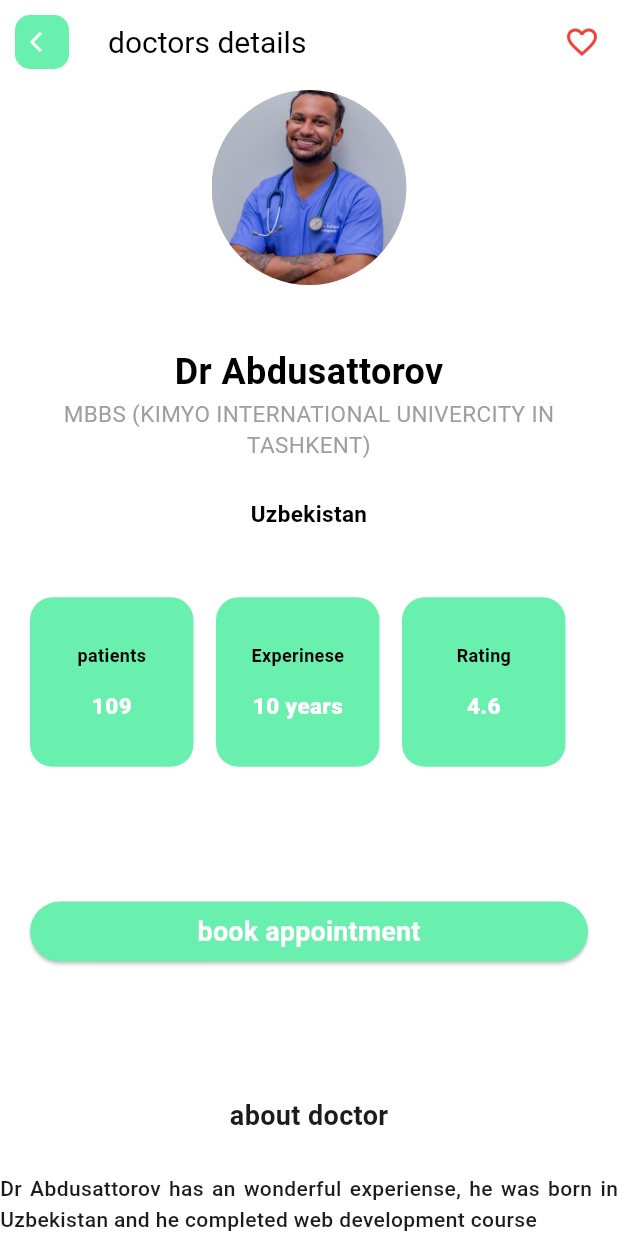
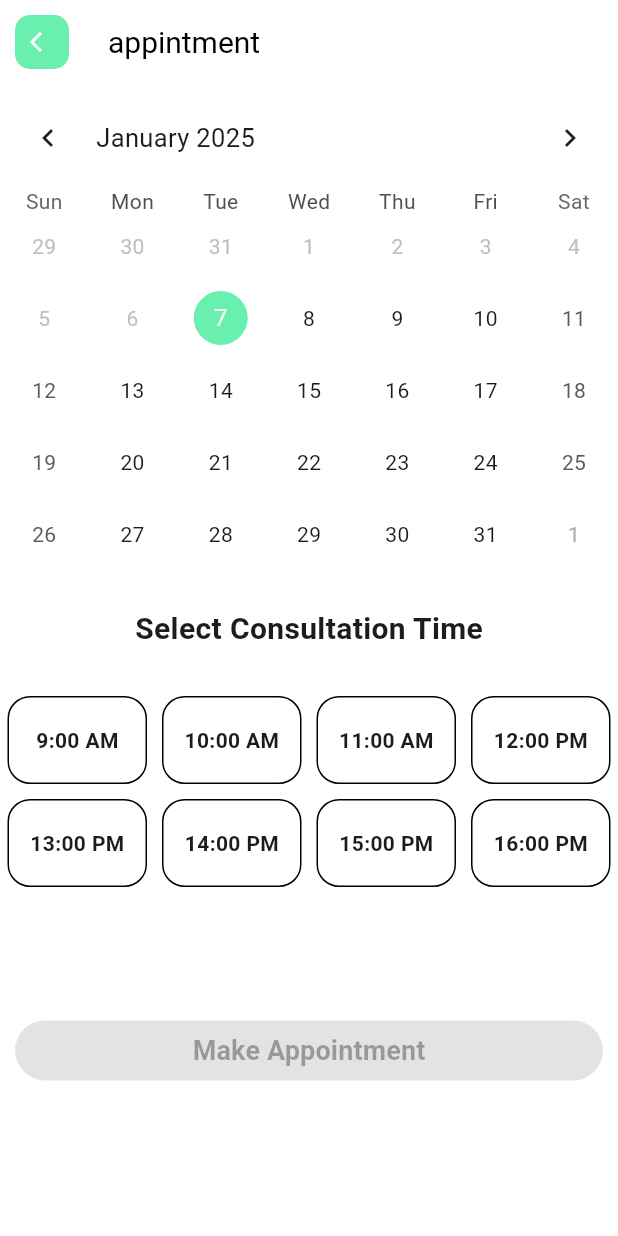
Before and after one commit to InvestUz/doctor_app, a Flutter app: the DoctorDetails screen opened by its route, after a tap on "book appointment", on a phone screen of 412 x 824 dp. Run offline on Flutter 3.47's test engine with Material 3 defaults, Android fonts, the phone set to English and light mode, and no system bars; drawn by our look-alikes of table_calendar; our stand-ins replace font_awesome_flutter.

Commit message:
booking page has been fixed

```diff
--- a/lib/main.dart
+++ b/lib/main.dart
@@ -1,4 +1,5 @@
 import 'package:doctor_app/screens/auth_page.dart';
+import 'package:doctor_app/screens/booking_page.dart';
 import 'package:doctor_app/screens/doctor_details.dart';
 import 'package:doctor_app/utils/config.dart';
 import 'package:doctor_app/utils/main_layout.dart';
@@ -47,6 +48,7 @@ class MyApp extends StatelessWidget {
         // main page after auth
         'main': (context) => const MainLayout(),
         'doc_details': (context) => const DoctorDetails(),
+        'booking_page': (context) => const BookingPage(),
       },
       // home: const MyHomePage(title: 'Flutter Demo Home Page'),
     );
--- /dev/null
+++ b/lib/screens/booking_page.dart
@@ -0,0 +1,168 @@
+import 'package:doctor_app/components/button.dart';
+import 'package:doctor_app/components/custom_appbar.dart';
+import 'package:doctor_app/utils/config.dart';
+import 'package:flutter/material.dart';
+import 'package:font_awesome_flutter/font_awesome_flutter.dart';
+import 'package:table_calendar/table_calendar.dart';
+
+class BookingPage extends StatefulWidget {
+  const BookingPage({super.key});
+
+  @override
+  State<BookingPage> createState() => _BookingPageState();
+}
+
+class _BookingPageState extends State<BookingPage> {
+  //declaration
+  CalendarFormat _format = CalendarFormat.month;
+  DateTime _focusDay = DateTime.now();
+  DateTime _currentDay = DateTime.now();
+  int? _currentIndex;
+  bool _isWeekend = false;
+  bool _dateSelected = false;
+  bool _timeSelected = false;
+
+  @override
+  Widget build(BuildContext context) {
+    Config().init(context);
+    return Scaffold(
+      appBar: CustomAppBar(
+        appTitle: 'appintment',
+        icon: const FaIcon(Icons.arrow_back_ios),
+      ),
+      body: CustomScrollView(
+        slivers: <Widget>[
+          SliverToBoxAdapter(
+            child: Column(
+              children: <Widget>[
+                _tableCalendar(),
+                const Padding(
+                  padding: EdgeInsets.symmetric(horizontal: 10, vertical: 25),
+                  child: Center(
+                    child: Text(
+                      'Select Consultation Time',
+                      style: TextStyle(
+                        fontWeight: FontWeight.bold,
+                        fontSize: 20,
+                      ),
+                    ),
+                  ),
+                )
+              ],
+            ),
+          ),
+          _isWeekend
+              ? SliverToBoxAdapter(
+                  child: Container(
+                    padding: const EdgeInsets.symmetric(
+                        horizontal: 10, vertical: 30),
+                    alignment: Alignment.center,
+                    child: const Text(
+                      'Weekend is not available, please select another date',
+                      style: TextStyle(
+                        fontSize: 18,
+                        fontWeight: FontWeight.bold,
+                        color: Colors.grey,
+                      ),
+                    ),
+                  ),
+                )
+              : SliverGrid(
+                  delegate: SliverChildBuilderDelegate(
+                    (context, index) {
+                      return InkWell(
+                        splashColor: Colors.transparent,
+                        onTap: () {
+                          setState(() {
+                            _currentIndex = index;
+                            _timeSelected = true;
+                          });
+                        },
+                        child: Container(
+                          margin: const EdgeInsets.all(5),
+                          decoration: BoxDecoration(
+                            border: Border.all(
+                              color: _currentIndex == index
+                                  ? Colors.white
+                                  : Colors.black,
+                            ),
+                            borderRadius: BorderRadius.circular(15),
+                            color: _currentIndex == index
+                                ? Config.primaryColor
+                                : null,
+                          ),
+                          alignment: Alignment.center,
+                          child: Text(
+                            '${index + 9}:00 ${index + 9 > 11 ? "PM" : "AM"}',
+                            style: TextStyle(
+                              fontWeight: FontWeight.bold,
+                              color:
+                                  _currentIndex == index ? Colors.white : null,
+                            ),
+                          ),
+                        ),
+                      );
+                    },
+                    childCount: 8,
+                  ),
+                  gridDelegate: const SliverGridDelegateWithFixedCrossAxisCount(
+                      crossAxisCount: 4, childAspectRatio: 1.5),
+                ),
+          SliverToBoxAdapter(
+            child: Container(
+              padding: const EdgeInsets.symmetric(horizontal: 10, vertical: 80),
+              child: Button(
+                width: double.infinity,
+                title: 'Make Appointment',
+                onPressed: () {},
+                disable: _timeSelected && _dateSelected ? false : true,
+              ),
+            ),
+          ),
+        ],
+      ),
+    );
+  }
+
+
+  Widget _tableCalendar() {
+  return TableCalendar(
+    focusedDay: _focusDay,
+    firstDay: DateTime.now(),
+    lastDay: DateTime.now().add(const Duration(days: 365)), // 1 year from now
+    calendarFormat: _format,
+    currentDay: _currentDay,
+    rowHeight: 48,
+    calendarStyle: const CalendarStyle(
+      todayDecoration:
+          BoxDecoration(color: Config.primaryColor, shape: BoxShape.circle),
+    ),
+    availableCalendarFormats: const {
+      CalendarFormat.month: 'Month',
+    },
+    onFormatChanged: (format) {
+      setState(() {
+        _format = format;
+      });
+    },
+    onDaySelected: ((selectedDay, focusedDay) {
+      setState(() {
+        _currentDay = selectedDay;
+        _focusDay = focusedDay;
+        _dateSelected = true;
+
+        //check if weekend is selected
+        if (selectedDay.weekday == 6 || selectedDay.weekday == 7) {
+          _isWeekend = true;
+          _timeSelected = false;
+          _currentIndex = null;
+        } else {
+          _isWeekend = false;
+        }
+      });
+    }),
+  );
+}
+
+
+}
--- a/lib/screens/doctor_details.dart
+++ b/lib/screens/doctor_details.dart
@@ -44,7 +44,10 @@ class _DoctorDetailsState extends State<DoctorDetails> {
             child: Button(
               width: double.infinity,
               title: 'book appointment',
-              onPressed: (){},
+              onPressed: (){
+                // navigate to booking page
+                Navigator.of(context).pushNamed('booking_page');
+              },
               disable: false,
             ),
           ),
```
Also changed, not shown: 1 other file.
